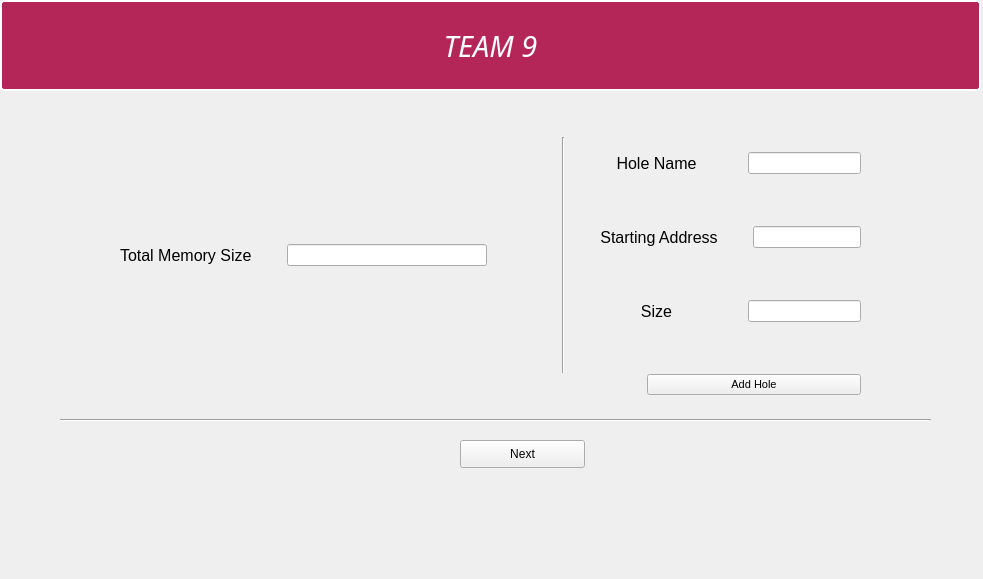
Above: mainwindow.ui from EslamAsfour/MemoryAllocationSimulator before the change. Below: the same form after it.
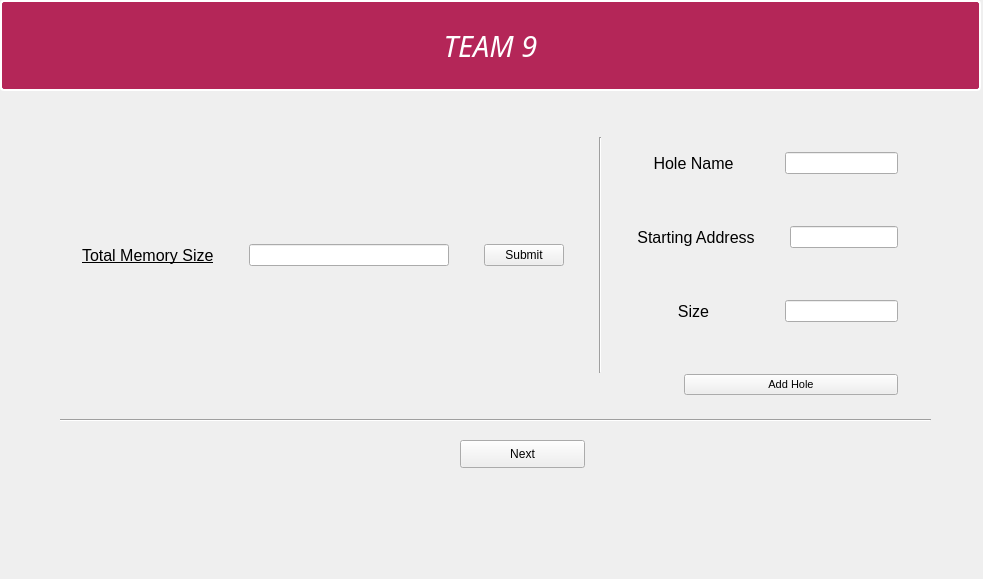
That is the form after the change. Icons and pictures are not drawn.

Commit message: Submit Size Button backend is done with error checking

What changed in the file:
```diff
--- a/mainwindow.ui
+++ b/mainwindow.ui
@@ -139,6 +139,7 @@
            <property name="font">
             <font>
              <pointsize>12</pointsize>
+             <underline>true</underline>
             </font>
            </property>
            <property name="text">
@@ -169,20 +170,17 @@
           </widget>
          </item>
          <item>
-          <spacer name="horizontalSpacer">
-           <property name="orientation">
-            <enum>Qt::Horizontal</enum>
+          <widget class="QPushButton" name="pushButton_SubmitSize">
+           <property name="sizePolicy">
+            <sizepolicy hsizetype="Fixed" vsizetype="Fixed">
+             <horstretch>0</horstretch>
+             <verstretch>0</verstretch>
+            </sizepolicy>
            </property>
-           <property name="sizeType">
-            <enum>QSizePolicy::Fixed</enum>
+           <property name="text">
+            <string>Submit</string>
            </property>
-           <property name="sizeHint" stdset="0">
-            <size>
-             <width>40</width>
-             <height>20</height>
-            </size>
-           </property>
-          </spacer>
+          </widget>
          </item>
          <item>
           <widget class="Line" name="line">
```
Left out of the diff: 10 changed lines with no effect on the pictures. The commit also changes 3 other files.
